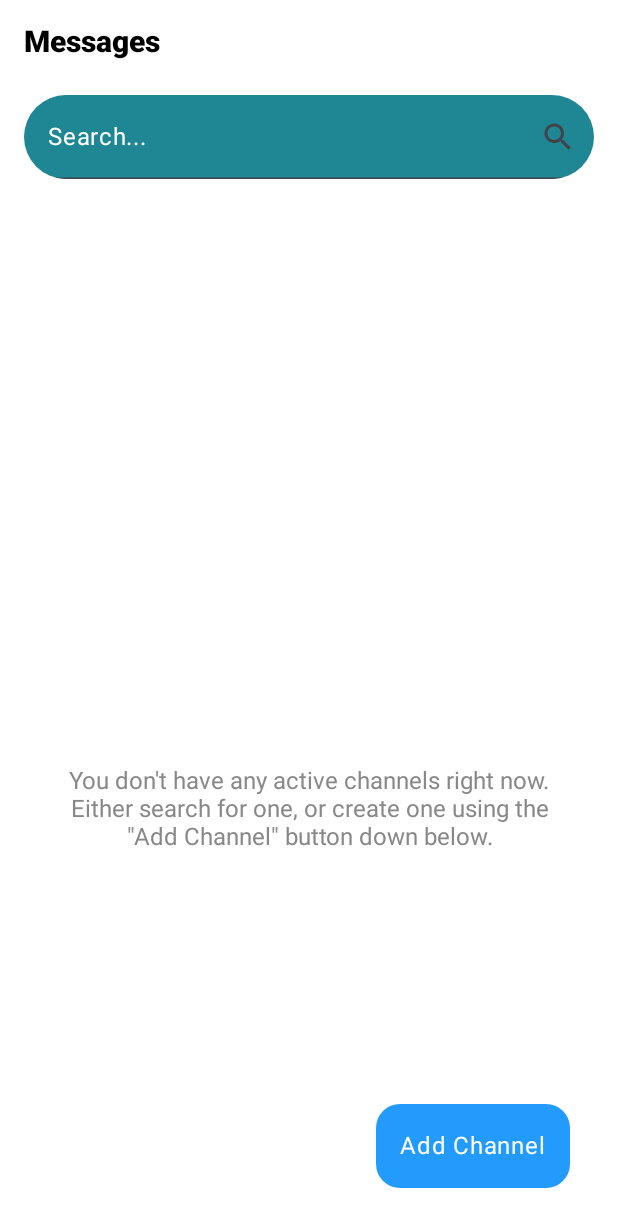
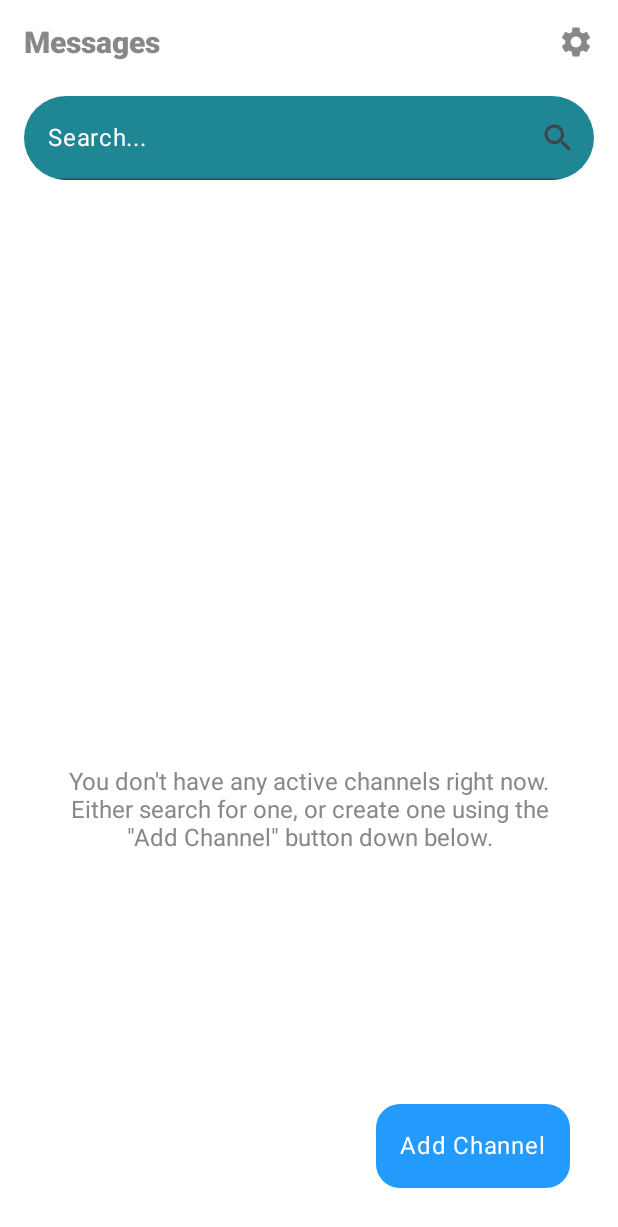
Before and after one commit to yazdanafra/ChatRoom, an Android app built with Jetpack Compose: the HomeScreen screen opened through its navigation route, on a phone screen of 412 x 824 dp. Shown: the top 1227 px of the screen. Run offline under Robolectric (Android 15) with nearby library versions, the light colour scheme and no system bars; our stand-ins replace Dagger/Hilt's generated code, Firebase (no records; nobody signed in at launch, a user with empty details on screens opened directly), Timber; libraries missing offline, so code that uses them is left out: com.permissionx.guolindev, com.zegocloud.uikit, im.zego.zim; 9 statements that could not run were skipped.

Commit message:
add settings icon

```diff
--- a/app/src/main/java/com/g2/chatroom/feature/home/HomeScreen.kt
+++ b/app/src/main/java/com/g2/chatroom/feature/home/HomeScreen.kt
@@ -18,6 +18,7 @@ import androidx.compose.foundation.shape.CircleShape
 import androidx.compose.foundation.shape.RoundedCornerShape
 import androidx.compose.material.icons.Icons
 import androidx.compose.material.icons.filled.Search
+import androidx.compose.material.icons.filled.Settings
 import androidx.compose.material3.Button
 import androidx.compose.material3.ExperimentalMaterial3Api
 import androidx.compose.material3.Icon
@@ -100,12 +101,29 @@ fun HomeScreen(navController: NavController) {
         ) {
             LazyColumn {
                 item {
-                    Text(
-                        text = "Messages",
-                        color = Color.Black,
-                        style = TextStyle(fontSize = 20.sp, fontWeight = FontWeight.Black),
-                        modifier = Modifier.padding(16.dp)
-                    )
+                    Row(
+                        modifier = Modifier
+                            .fillMaxWidth()
+                            .padding(16.dp),
+                        verticalAlignment = Alignment.CenterVertically,
+                        horizontalArrangement = Arrangement.SpaceBetween
+                    ) {
+                        Text(
+                            text = "Messages",
+                            color = Color.Gray,
+                            style = TextStyle(fontSize = 20.sp, fontWeight = FontWeight.Black)
+                        )
+                        Icon(
+                            imageVector = Icons.Default.Settings,
+                            contentDescription = "Settings",
+                            tint = Color.Gray,
+                            modifier = Modifier
+                                .size(24.dp)
+                                .clickable {
+                                    navController.navigate("settings")
+                                }
+                        )
+                    }
                 }
 
                 item {
```
